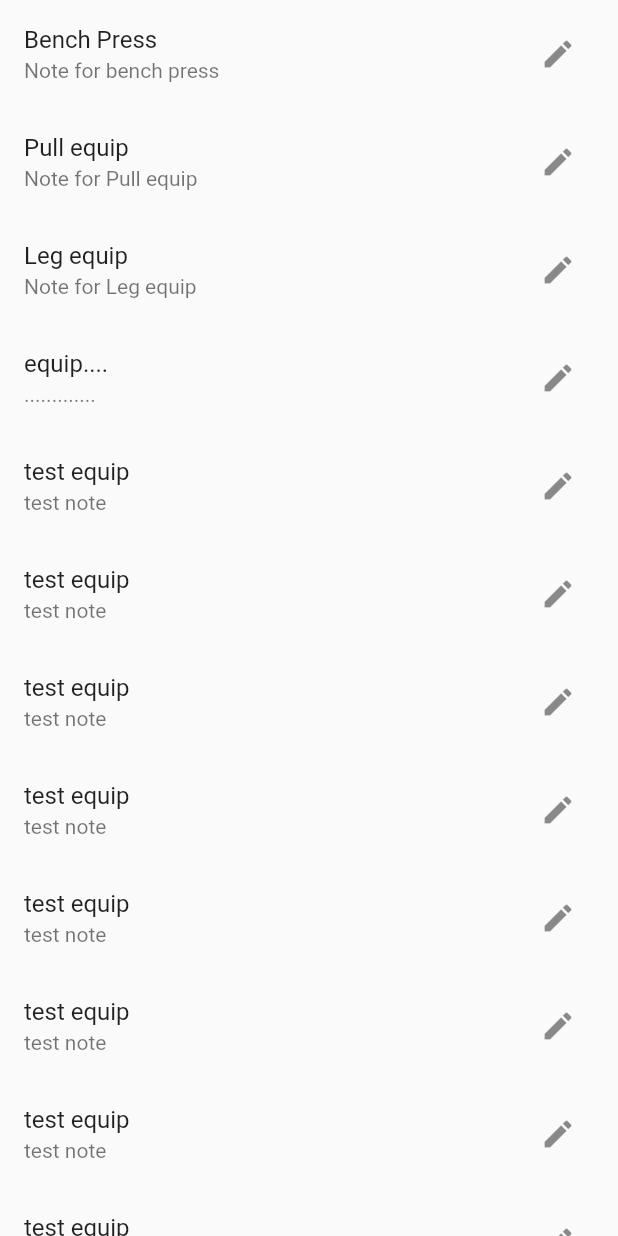
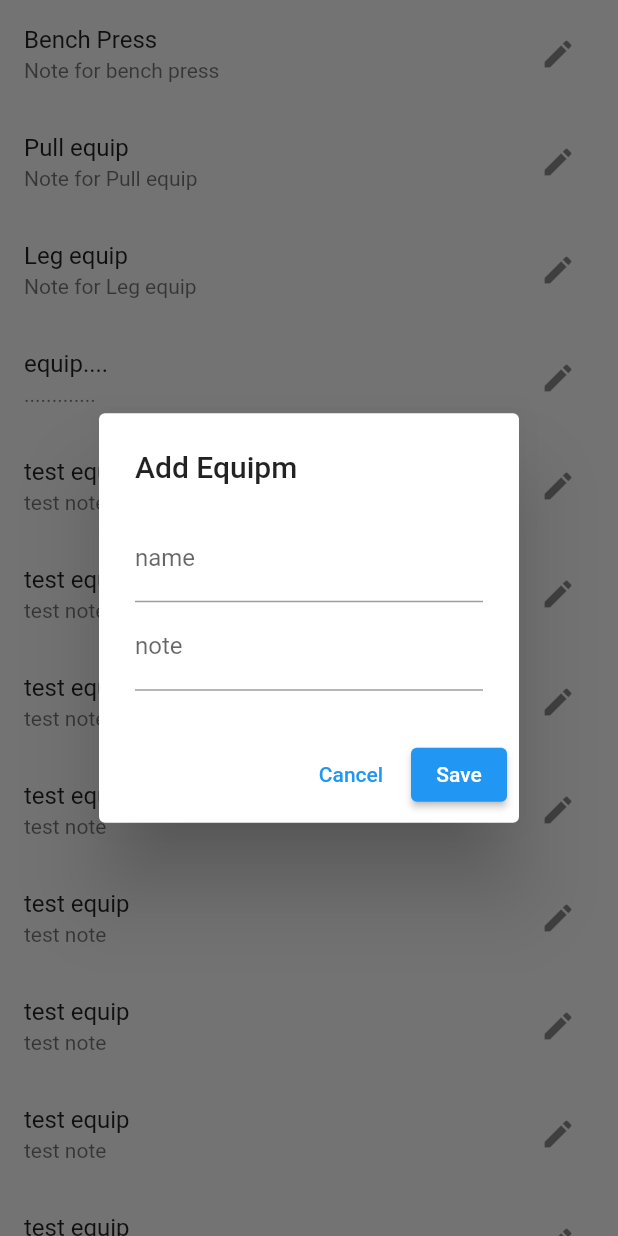
Before and after one commit to JDWorkoutApp/jd_workout_flutter, a Flutter app: the EquipList screen opened directly, after a tap on the "edit" icon, on a phone screen of 412 x 824 dp. Run offline on Flutter 3.47's test engine with Material 2 defaults, Android fonts, the phone set to English and light mode, and no system bars; our stand-ins replace flutter_dotenv, fluttertoast, shared_preferences; accounts and stored records are empty.

Commit message:
Mock patch button

```diff
--- a/lib/list/equip_list.dart
+++ b/lib/list/equip_list.dart
@@ -1,5 +1,6 @@
 import 'package:flutter/material.dart';
 import 'package:workout_app/api/equip_api.dart';
+import 'package:workout_app/dialog/equip_form.dart';
 import 'package:workout_app/utils/toast_helper.dart';
 
 class Item {
@@ -129,7 +130,23 @@ class _EquipListState extends State<EquipList> {
                 trailing: IconButton(
                   icon: Icon(Icons.edit),
                   onPressed: () {
-                    // TODO
+                    showDialog(
+                      context: context,
+                      builder: (BuildContext context) {
+                        return EquipDialog();
+                      },
+                    ).then((result) {
+                      if (result != false) {
+                        EquipApi.patch(item.id, result['name'], result['note'])
+                            .then((apiResult) {
+                          if (apiResult) {
+                            ToastHelper.success("Updated");
+                          } else {
+                            ToastHelper.fail("Failed to update");
+                          }
+                        });
+                      }
+                    });
                   },
                 ),
               ),
```
